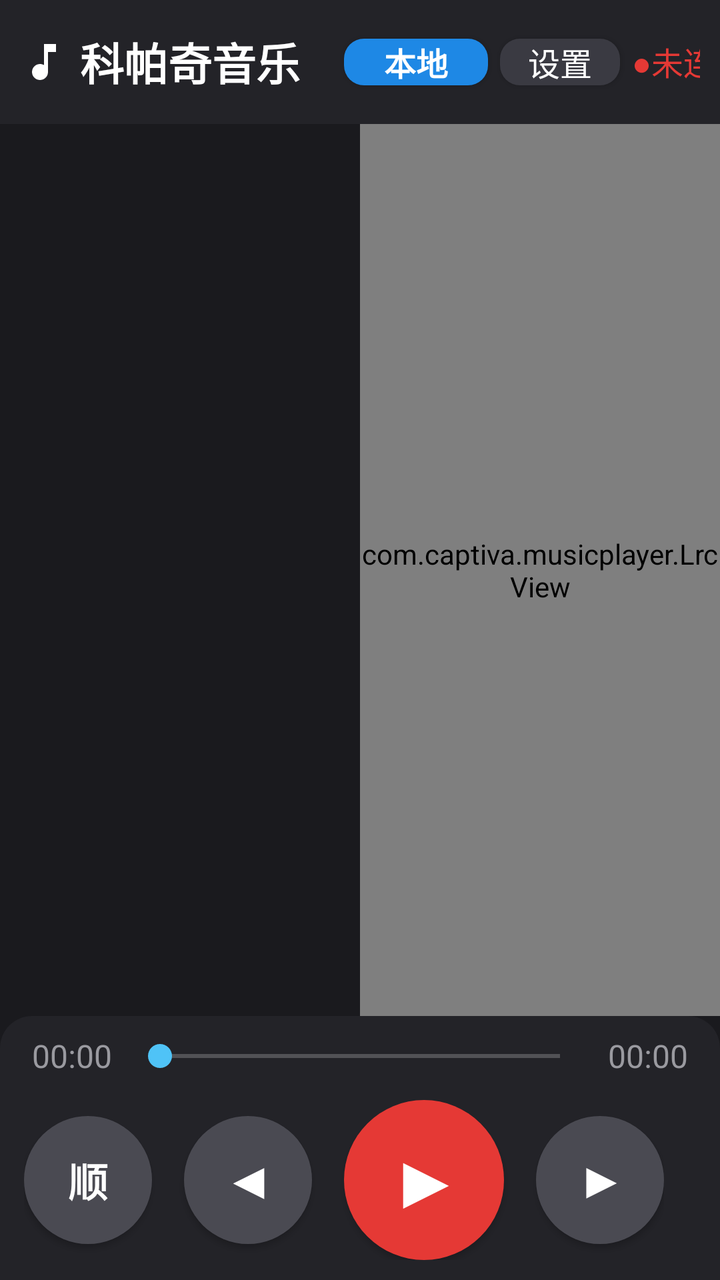
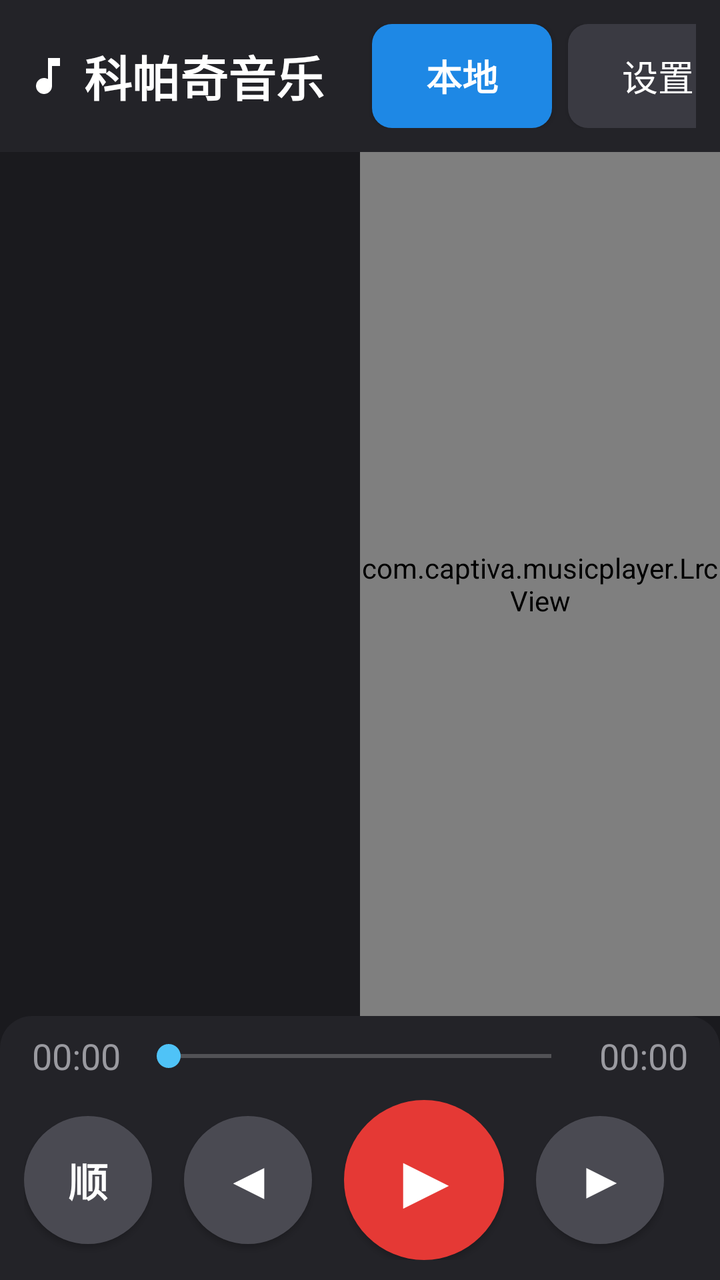

An Android layout rendered at two revisions. The XML below is the earlier revision; the diff shows what the commit changed to produce the second picture.
<!-- AndroidManifest.xml: application theme Theme.CaptivaMusic -->
<!-- res/layout/activity_main.xml -->
<?xml version="1.0" encoding="utf-8"?>
<LinearLayout xmlns:android="http://schemas.android.com/apk/res/android"
    android:layout_width="match_parent"
    android:layout_height="match_parent"
    android:orientation="vertical"
    android:background="@color/bg_main">

    
    <LinearLayout
        android:layout_width="match_parent"
        android:layout_height="wrap_content"
        android:orientation="horizontal"
        android:gravity="center_vertical"
        android:padding="@dimen/title_bar_padding"
        android:background="@color/bg_title_bar">

        <ImageView
            android:layout_width="24dp"
            android:layout_height="24dp"
            android:src="@drawable/ic_music_note"
            android:contentDescription="@string/app_name" />

        <TextView
            android:layout_width="wrap_content"
            android:layout_height="wrap_content"
            android:layout_marginStart="6dp"
            android:layout_marginLeft="6dp"
            android:text="@string/app_name"
            android:textColor="@color/text_title"
            android:textSize="@dimen/title_text_size"
            android:textStyle="bold" />

        <TextView
            android:id="@+id/tv_count"
            android:layout_width="wrap_content"
            android:layout_height="wrap_content"
            android:layout_marginStart="8dp"
            android:layout_marginLeft="8dp"
            android:textColor="@color/text_secondary"
            android:textSize="@dimen/sub_text_size" />

        
        <EditText
            android:id="@+id/et_search"
            android:layout_width="0dp"
            android:layout_height="@dimen/search_height"
            android:layout_weight="1"
            android:layout_marginStart="8dp"
            android:layout_marginLeft="8dp"
            android:background="@drawable/bg_search"
            android:hint="搜索本地歌曲、歌手、专辑..."
            android:textColorHint="@color/search_hint"
            android:textColor="@color/text_primary"
            android:textSize="@dimen/search_text_size"
            android:paddingLeft="@dimen/search_padding"
            android:paddingRight="@dimen/search_padding"
            android:singleLine="true"
            android:imeOptions="actionSearch"
            android:inputType="text" />

        
        <Button
            android:id="@+id/btn_source"
            android:layout_width="wrap_content"
            android:layout_height="wrap_content"
            android:layout_marginStart="6dp"
            android:layout_marginLeft="6dp"
            android:minWidth="72dp"
            android:minHeight="0dp"
            android:background="@drawable/bg_btn_source_local"
            android:text="本地"
            android:textColor="#FFFFFF"
            android:textStyle="bold"
            android:textSize="@dimen/sub_text_size" />

        
        <Button
            android:id="@+id/btn_settings"
            android:layout_width="wrap_content"
            android:layout_height="wrap_content"
            android:layout_marginStart="6dp"
            android:layout_marginLeft="6dp"
            android:minWidth="60dp"
            android:minHeight="0dp"
            android:background="@drawable/bg_btn"
            android:text="设置"
            android:textColor="@color/btn_text"
            android:textSize="@dimen/sub_text_size" />

        
        <TextView
            android:id="@+id/tv_server_status"
            android:layout_width="wrap_content"
            android:layout_height="wrap_content"
            android:layout_marginStart="6dp"
            android:layout_marginLeft="6dp"
            android:text="●未连接"
            android:textColor="@color/server_status_disconnected"
            android:textSize="@dimen/sub_text_size"
            android:singleLine="true" />
    </LinearLayout>

    
    <LinearLayout
        android:layout_width="match_parent"
        android:layout_height="0dp"
        android:layout_weight="1"
        android:orientation="horizontal">

        
        <FrameLayout
            android:layout_width="0dp"
            android:layout_height="match_parent"
            android:layout_weight="1">

            <androidx.recyclerview.widget.RecyclerView
                android:id="@+id/rv_list"
                android:layout_width="match_parent"
                android:layout_height="match_parent"
                android:scrollbars="vertical"
                android:overScrollMode="ifContentScrolls" />

            <TextView
                android:id="@+id/tv_empty"
                android:layout_width="wrap_content"
                android:layout_height="wrap_content"
                android:layout_gravity="center"
                android:textColor="@color/text_secondary"
                android:textSize="@dimen/sub_text_size"
                android:visibility="gone" />
        </FrameLayout>

        
        <com.captiva.musicplayer.LrcView
            android:id="@+id/lrc_view"
            android:layout_width="0dp"
            android:layout_height="match_parent"
            android:layout_weight="1" />
    </LinearLayout>

    
    <LinearLayout
        android:layout_width="match_parent"
        android:layout_height="wrap_content"
        android:orientation="vertical"
        android:paddingLeft="@dimen/control_bar_padding"
        android:paddingRight="@dimen/control_bar_padding"
        android:paddingTop="4dp"
        android:paddingBottom="@dimen/control_bar_padding"
        android:background="@drawable/bg_control_bar">

        
        <LinearLayout
            android:layout_width="match_parent"
            android:layout_height="wrap_content"
            android:orientation="horizontal"
            android:gravity="center_vertical"
            android:layout_marginLeft="8dp"
            android:layout_marginRight="8dp">

            <TextView
                android:id="@+id/tv_current_time"
                android:layout_width="wrap_content"
                android:layout_height="wrap_content"
                android:text="00:00"
                android:textColor="@color/text_secondary"
                android:textSize="@dimen/time_text_size"
                android:layout_marginRight="8dp" />

            <SeekBar
                android:id="@+id/sb_progress"
                android:layout_width="0dp"
                android:layout_height="32dp"
                android:layout_weight="1"
                android:minHeight="32dp"
                android:maxHeight="32dp"
                android:paddingTop="4dp"
                android:paddingBottom="4dp"
                android:progressTint="@color/accent"
                android:thumbTint="@color/accent" />

            <TextView
                android:id="@+id/tv_total_time"
                android:layout_width="wrap_content"
                android:layout_height="wrap_content"
                android:text="00:00"
                android:textColor="@color/text_secondary"
                android:textSize="@dimen/time_text_size"
                android:layout_marginLeft="8dp" />
        </LinearLayout>

        
        <LinearLayout
            android:layout_width="match_parent"
            android:layout_height="wrap_content"
            android:orientation="horizontal"
            android:gravity="center_vertical"
            android:layout_marginTop="6dp"
            android:layout_marginBottom="2dp">

            
            <LinearLayout
                android:layout_width="wrap_content"
                android:layout_height="wrap_content"
                android:orientation="horizontal"
                android:gravity="center_vertical"
                android:paddingLeft="4dp"
                android:paddingRight="4dp">

                
                <Button
                    android:id="@+id/btn_mode"
                    android:layout_width="@dimen/btn_circle_size"
                    android:layout_height="@dimen/btn_circle_size"
                    android:minWidth="0dp"
                    android:minHeight="0dp"
                    android:padding="0dp"
                    android:gravity="center"
                    android:background="@drawable/bg_btn_circle"
                    android:text="顺"
                    android:textColor="@color/btn_text"
                    android:textSize="20sp"
                    android:textStyle="bold" />

                
                <Button
                    android:id="@+id/btn_prev"
                    android:layout_width="@dimen/btn_circle_size"
                    android:layout_height="@dimen/btn_circle_size"
                    android:layout_marginLeft="@dimen/btn_circle_spacing"
                    android:minWidth="0dp"
                    android:minHeight="0dp"
                    android:padding="0dp"
                    android:gravity="center"
                    android:background="@drawable/bg_btn_circle"
                    android:text="◀"
                    android:textColor="@color/btn_text"
                    android:textSize="24sp"
                    android:textStyle="bold" />

                
                <Button
                    android:id="@+id/btn_play"
                    android:layout_width="@dimen/btn_circle_big_size"
                    android:layout_height="@dimen/btn_circle_big_size"
                    android:layout_marginLeft="@dimen/btn_circle_spacing"
                    android:layout_marginRight="@dimen/btn_circle_spacing"
                    android:minWidth="0dp"
                    android:minHeight="0dp"
                    android:padding="0dp"
                    android:gravity="center"
                    android:background="@drawable/bg_btn_circle_big_paused"
                    android:text="▶"
                    android:textColor="@color/btn_paused_text"
                    android:textSize="36sp"
                    android:textStyle="bold" />

                
                <Button
                    android:id="@+id/btn_next"
                    android:layout_width="@dimen/btn_circle_size"
                    android:layout_height="@dimen/btn_circle_size"
                    android:minWidth="0dp"
                    android:minHeight="0dp"
                    android:padding="0dp"
                    android:gravity="center"
                    android:background="@drawable/bg_btn_circle"
                    android:text="▶"
                    android:textColor="@color/btn_text"
                    android:textSize="24sp"
                    android:textStyle="bold" />
            </LinearLayout>

            
            <LinearLayout
                android:layout_width="0dp"
                android:layout_height="wrap_content"
                android:layout_weight="1"
                android:orientation="vertical"
                android:gravity="right|center_vertical"
                android:layout_marginLeft="16dp"
                android:paddingRight="8dp">

                <TextView
                    android:id="@+id/tv_now_title"
                    android:layout_width="wrap_content"
                    android:layout_height="wrap_content"
                    android:singleLine="true"
                    android:ellipsize="end"
                    android:text="未在播放"
                    android:textColor="@color/text_primary"
                    android:textSize="@dimen/now_title_text_size"
                    android:textStyle="bold" />

                <TextView
                    android:id="@+id/tv_now_artist"
                    android:layout_width="wrap_content"
                    android:layout_height="wrap_content"
                    android:singleLine="true"
                    android:ellipsize="end"
                    android:textColor="@color/text_secondary"
                    android:textSize="@dimen/sub_text_size" />
            </LinearLayout>
        </LinearLayout>
    </LinearLayout>

</LinearLayout>
<!-- resources referenced by this layout -->
<resources>
  <color name="accent">#4FC3F7</color>
  <color name="bg_main">#1A1A1E</color>
  <color name="bg_title_bar">#232328</color>
  <color name="btn_paused_text">#FFFFFF</color>
  <color name="btn_text">#FFFFFF</color>
  <color name="search_hint">#6A6A70</color>
  <color name="server_status_disconnected">#E53935</color>
  <color name="text_primary">#F0F0F0</color>
  <color name="text_secondary">#9A9AA0</color>
  <color name="text_title">#FFFFFF</color>
  <dimen name="btn_circle_big_size">80dp</dimen>
  <dimen name="btn_circle_size">64dp</dimen>
  <dimen name="btn_circle_spacing">16dp</dimen>
  <dimen name="control_bar_padding">8dp</dimen>
  <dimen name="now_title_text_size">18sp</dimen>
  <dimen name="search_height">42dp</dimen>
  <dimen name="search_padding">10dp</dimen>
  <dimen name="search_text_size">16sp</dimen>
  <dimen name="sub_text_size">16sp</dimen>
  <dimen name="time_text_size">16sp</dimen>
  <dimen name="title_bar_padding">10dp</dimen>
  <dimen name="title_text_size">22sp</dimen>
  <!-- drawable bg_btn_circle (drawable) -->
  <?xml version="1.0" encoding="utf-8"?>
  <shape xmlns:android="http://schemas.android.com/apk/res/android"
      android:shape="oval">
      <solid android:color="#4A4A52" />
      <size
          android:width="64dp"
          android:height="64dp" />
  </shape>
  <!-- drawable bg_btn_circle_big_paused (drawable) -->
  <?xml version="1.0" encoding="utf-8"?>
  <shape xmlns:android="http://schemas.android.com/apk/res/android"
      android:shape="oval">
      <solid android:color="#E53935" />
      <size
          android:width="80dp"
          android:height="80dp" />
  </shape>
  <!-- drawable bg_control_bar (drawable) -->
  <?xml version="1.0" encoding="utf-8"?>
  <shape xmlns:android="http://schemas.android.com/apk/res/android"
      android:shape="rectangle">
      <solid android:color="@color/bg_control_bar" />
      <corners
          android:topLeftRadius="16dp"
          android:topRightRadius="16dp"
          android:bottomLeftRadius="0dp"
          android:bottomRightRadius="0dp" />
  </shape>
  <!-- drawable bg_search (drawable) -->
  <?xml version="1.0" encoding="utf-8"?>
  <shape xmlns:android="http://schemas.android.com/apk/res/android"
      android:shape="rectangle">
      <solid android:color="@color/search_bg" />
      <corners android:radius="22dp" />
  </shape>
  <!-- drawable ic_music_note (drawable) -->
  <?xml version="1.0" encoding="utf-8"?>
  <vector xmlns:android="http://schemas.android.com/apk/res/android"
      android:width="24dp"
      android:height="24dp"
      android:viewportWidth="24"
      android:viewportHeight="24">
      <path
          android:fillColor="#FFFFFF"
          android:pathData="M12,3v10.55c-0.59,-0.34 -1.27,-0.55 -2,-0.55 -2.21,0 -4,1.79 -4,4s1.79,4 4,4 4,-1.79 4,-4V7h4V3h-6z" />
  </vector>
  <string name="app_name">科帕奇音乐</string>
  <style name="Theme.CaptivaMusic" parent="Theme.AppCompat.NoActionBar">
          <item name="colorPrimary">@color/accent</item>
          <item name="colorPrimaryDark">@color/bg_title_bar</item>
          <item name="colorAccent">@color/accent</item>
          <item name="android:windowBackground">@color/bg_main</item>
          <item name="android:statusBarColor">@color/bg_title_bar</item>
          <item name="android:textColorPrimary">@color/text_primary</item>
      </style>
  <color name="btn_bg">#3A3A42</color>
  <color name="bg_control_bar">#232328</color>
  <color name="search_bg">#2A2A30</color>
  <!-- unchanged entries left out for length: 2 -->
</resources>

<!-- the commit's change to res/layout/activity_main.xml (unified diff, before → after) -->
@@ -62,11 +62,10 @@
         <Button
             android:id="@+id/btn_source"
             android:layout_width="wrap_content"
-            android:layout_height="wrap_content"
-            android:layout_marginStart="6dp"
-            android:layout_marginLeft="6dp"
-            android:minWidth="72dp"
-            android:minHeight="0dp"
+            android:layout_height="@dimen/top_btn_height"
+            android:layout_marginStart="8dp"
+            android:layout_marginLeft="8dp"
+            android:minWidth="@dimen/top_btn_min_width"
             android:background="@drawable/bg_btn_source_local"
             android:text="本地"
             android:textColor="#FFFFFF"
@@ -77,11 +76,10 @@
         <Button
             android:id="@+id/btn_settings"
             android:layout_width="wrap_content"
-            android:layout_height="wrap_content"
-            android:layout_marginStart="6dp"
-            android:layout_marginLeft="6dp"
-            android:minWidth="60dp"
-            android:minHeight="0dp"
+            android:layout_height="@dimen/top_btn_height"
+            android:layout_marginStart="8dp"
+            android:layout_marginLeft="8dp"
+            android:minWidth="@dimen/top_btn_min_width"
             android:background="@drawable/bg_btn"
             android:text="设置"
             android:textColor="@color/btn_text"
@@ -92,8 +90,8 @@
             android:id="@+id/tv_server_status"
             android:layout_width="wrap_content"
             android:layout_height="wrap_content"
-            android:layout_marginStart="6dp"
-            android:layout_marginLeft="6dp"
+            android:layout_marginStart="8dp"
+            android:layout_marginLeft="8dp"
             android:text="●未连接"
             android:textColor="@color/server_status_disconnected"
             android:textSize="@dimen/sub_text_size"
<!-- resource entries referenced after the edit -->
@@ -14,14 +14,16 @@
   <dimen name="btn_circle_size">64dp</dimen>
   <dimen name="btn_circle_spacing">16dp</dimen>
   <dimen name="control_bar_padding">8dp</dimen>
-  <dimen name="now_title_text_size">18sp</dimen>
-  <dimen name="search_height">42dp</dimen>
-  <dimen name="search_padding">10dp</dimen>
-  <dimen name="search_text_size">16sp</dimen>
-  <dimen name="sub_text_size">16sp</dimen>
-  <dimen name="time_text_size">16sp</dimen>
-  <dimen name="title_bar_padding">10dp</dimen>
-  <dimen name="title_text_size">22sp</dimen>
+  <dimen name="now_title_text_size">20sp</dimen>
+  <dimen name="search_height">52dp</dimen>
+  <dimen name="search_padding">12dp</dimen>
+  <dimen name="search_text_size">18sp</dimen>
+  <dimen name="sub_text_size">18sp</dimen>
+  <dimen name="time_text_size">18sp</dimen>
+  <dimen name="title_bar_padding">12dp</dimen>
+  <dimen name="title_text_size">24sp</dimen>
+  <dimen name="top_btn_height">52dp</dimen>
+  <dimen name="top_btn_min_width">90dp</dimen>
   <!-- drawable bg_btn_circle (drawable) -->
   <?xml version="1.0" encoding="utf-8"?>
   <shape xmlns:android="http://schemas.android.com/apk/res/android"
